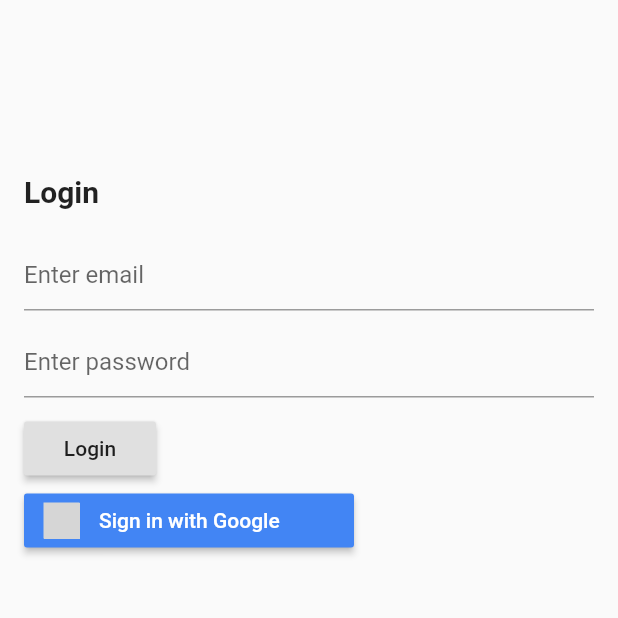
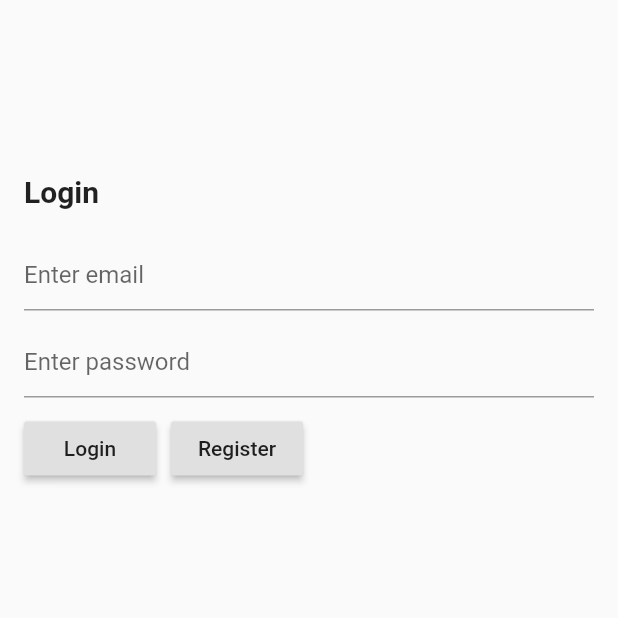
Before and after one commit to ahm3di/car-details-app, a Flutter app: the LoginPage screen opened directly, after a tap on "Login", on a phone screen of 412 x 824 dp, the top half of it. Run offline on Flutter 3.47's test engine with Material 2 defaults, Android fonts, the phone set to English and light mode, and no system bars; our stand-ins replace firebase_auth, flutter_signin_button, google_sign_in; accounts and stored records are empty; grey boxes are pictures that could not be loaded.

Commit message:
Add email login and register functionality Add email verification Fix navigation issues

```diff
--- /dev/null
+++ b/lib/email_login.dart
@@ -0,0 +1,78 @@
+import 'package:car_details_app/firebase_auth.dart';
+import 'package:car_details_app/home.dart';
+import 'package:car_details_app/login_page.dart';
+import 'package:car_details_app/main.dart';
+import 'package:car_details_app/register.dart';
+import 'package:flutter/material.dart';
+import 'package:flutter_signin_button/flutter_signin_button.dart';
+
+class LoginPage extends StatefulWidget {
+  @override
+  _LoginPageState createState() => _LoginPageState();
+}
+
+class _LoginPageState extends State<LoginPage> {
+  TextEditingController _emailController;
+  TextEditingController _passwordController;
+
+  @override
+  void initState() {
+    super.initState();
+    _emailController = TextEditingController(text: "");
+    _passwordController = TextEditingController(text: "");
+  }
+
+  @override
+  Widget build(BuildContext context) {
+    return Scaffold(
+        body: SingleChildScrollView(
+            child: Padding(
+      padding: const EdgeInsets.all(16.0),
+      child: Column(
+        crossAxisAlignment: CrossAxisAlignment.start,
+        children: <Widget>[
+          SizedBox(height: 100.0),
+          Text("Login",
+              style: TextStyle(fontWeight: FontWeight.bold, fontSize: 20.0)),
+          SizedBox(height: 20.0),
+          TextField(
+              controller: _emailController,
+              decoration: InputDecoration(hintText: "Enter email")),
+          SizedBox(height: 10.0),
+          TextField(
+              controller: _passwordController,
+              obscureText: true,
+              decoration: InputDecoration(hintText: "Enter password")),
+          SizedBox(height: 10.0),
+          new Row(children: <Widget>[
+            RaisedButton(
+              child: Text("Login"),
+              onPressed: () async {
+                if (_emailController.text.isEmpty ||
+                    _passwordController.text.isEmpty) {
+                  print("Email and password is empty");
+                  return;
+                }
+                bool result = await AuthProvider().signInWithEmail(
+                    _emailController.text.trim(), _passwordController.text.trim());
+                Navigator.pushReplacement(context,
+                    MaterialPageRoute(builder: (context) => MainScreen()  ));
+                if (!result) {
+                  print("Login failed");
+                }
+              },
+            ),
+            SizedBox(width: 10.0,),
+            RaisedButton(
+              child: Text("Register"),
+              onPressed: (){
+                Navigator.pushReplacement(context,
+                    MaterialPageRoute(builder: (context) => RegisterEmail()  ));
+              },
+            )
+          ])
+        ],
+      ),
+    )));
+  }
+}
--- a/lib/home.dart
+++ b/lib/home.dart
@@ -1,4 +1,6 @@
 import 'package:car_details_app/firebase_auth.dart';
+import 'package:car_details_app/login_page.dart';
+import 'package:car_details_app/main.dart';
 import 'package:flutter/material.dart';
 
 class HomePage extends StatelessWidget {
@@ -17,6 +19,7 @@ class HomePage extends StatelessWidget {
                 child: Text("Log out"),
                 onPressed: (){
                   AuthProvider().logOut();
+                  Navigator.pushReplacement(context, MaterialPageRoute(builder: (context) => LoginOptions()));
                 },
               )
             ],
--- a/lib/login_page.dart
+++ b/lib/login_page.dart
@@ -1,70 +1,41 @@
-
-import 'package:car_details_app/firebase_auth.dart';
+import 'package:car_details_app/home.dart';
+import 'package:car_details_app/email_login.dart';
+import 'package:car_details_app/main.dart';
 import 'package:flutter/material.dart';
 import 'package:flutter_signin_button/flutter_signin_button.dart';
+import 'package:car_details_app/firebase_auth.dart';
 
-class LoginPage extends StatefulWidget {
+class LoginOptions extends StatefulWidget {
   @override
-  _LoginPageState createState() => _LoginPageState();
+  _LoginOptionsState createState() => _LoginOptionsState();
 }
 
-class _LoginPageState extends State<LoginPage> {
-  TextEditingController _emailController;
-  TextEditingController _passwordController;
-
-  @override
-  void initState(){
-    super.initState();
-    _emailController = TextEditingController(text: "");
-    _passwordController = TextEditingController(text: "");
-  }
+class _LoginOptionsState extends State<LoginOptions> {
   @override
   Widget build(BuildContext context) {
     return Scaffold(
-        body: SingleChildScrollView(
-            child: Padding(
+        body: Padding(
           padding: const EdgeInsets.all(16.0),
           child: Column(
             crossAxisAlignment: CrossAxisAlignment.start,
             children: <Widget>[
               SizedBox(height: 100.0),
-                  Text("Login", style: TextStyle(
+              Text("Welcome", style: TextStyle(
                   fontWeight: FontWeight.bold,
                   fontSize: 20.0
               )),
               SizedBox(height: 20.0),
-                  TextField(
-                      controller: _emailController,
-                      decoration: InputDecoration(
-                          hintText:"Enter email"
-                      )
-                  ),
-                  SizedBox(height:10.0),
-                  TextField(
-                      controller: _passwordController,
-                      obscureText: true,
-                      decoration: InputDecoration(
-                          hintText:"Enter password"
-                      )
-                  ),
-                  SizedBox(height: 10.0),
-                  RaisedButton(
-                    child: Text("Login"),
-                    onPressed: () async{
-                      if (_emailController.text.isEmpty || _passwordController.text.isEmpty){
-                        print("Email and password is empty");
-                        return;
-                      }
-                      bool result = await AuthProvider().signInWithEmail(_emailController.text.trim(), _passwordController.text);
-                      if (!result){
-                        print("Login failed");
-                      }
+              SignInButton(
+                Buttons.Email,
+                onPressed: () {
+                  Navigator.push(context, MaterialPageRoute(builder: (context) => LoginPage()));
                 },
               ),
               SignInButton(
                 Buttons.GoogleDark,
                 onPressed: () async {
                   bool result = await  AuthProvider().loginWithGoogle();
+                  Navigator.pushReplacement(context, MaterialPageRoute(builder: (context) => MainScreen()));
                   if(!result)
                     print("Error logging in with google");
                 },
@@ -72,7 +43,6 @@ class _LoginPageState extends State<LoginPage> {
             ],
           ),
         )
-        )
     );
   }
 }
--- a/lib/main.dart
+++ b/lib/main.dart
@@ -1,10 +1,8 @@
+import 'package:car_details_app/login_page.dart';
 import 'package:car_details_app/home.dart';
 import 'package:car_details_app/splash.dart';
 import 'package:firebase_auth/firebase_auth.dart';
 import 'package:flutter/material.dart';
-
-
-import 'login_page.dart';
 
 void main() => runApp(MyApp());
 
@@ -31,7 +29,7 @@ class MainScreen extends StatelessWidget {
         if(snapshot.connectionState == ConnectionState.waiting)
           return SplashPage();
         if(!snapshot.hasData || snapshot.hasData == null)
-          return LoginPage();
+          return LoginOptions();
         return HomePage();
       },
     );
```
Also changed, not shown: lib/firebase_auth.dart (+18 -1 lines), lib/register.dart (added, +65 -0 lines), 1 other file. Lines whose indentation alone changed are shown as unchanged.
